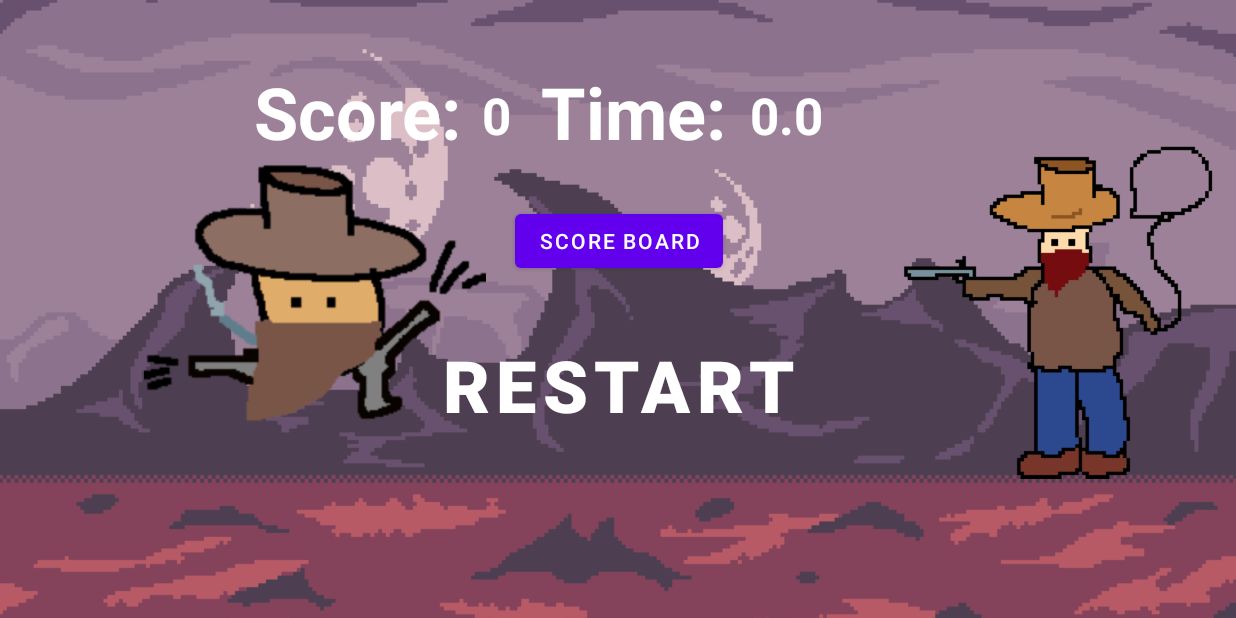
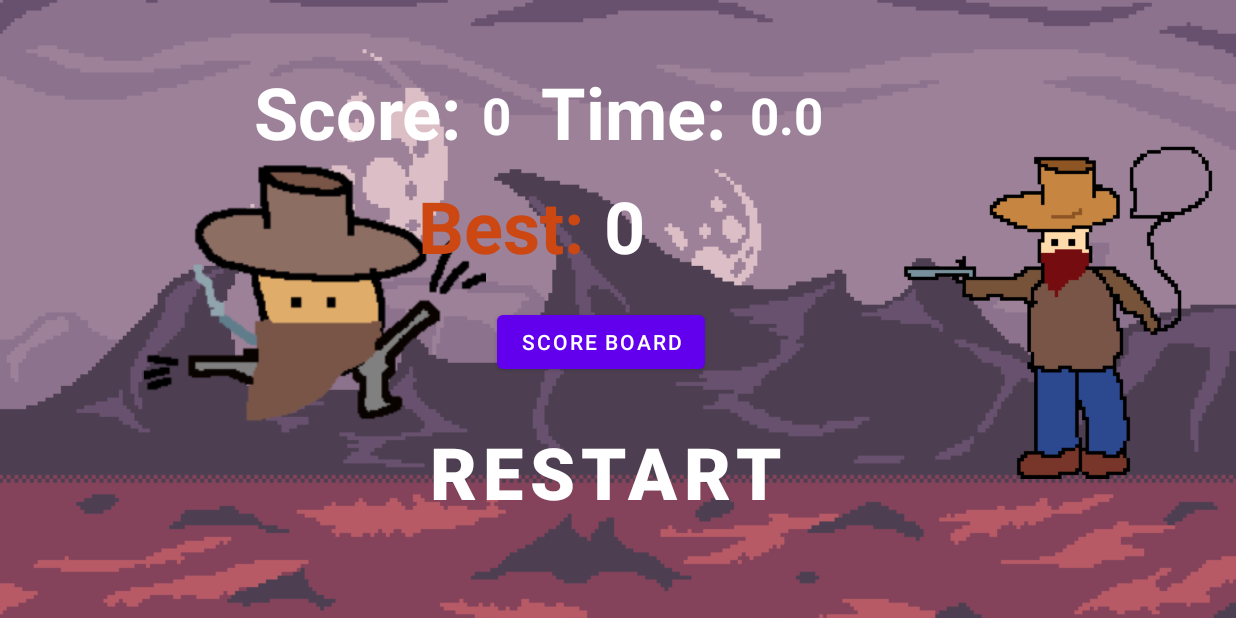
Before and after one commit to bence0614/brumbrum, an Android app: the RestartActivity screen opened directly, with no data from a screen before it, on a phone screen of 824 x 412 dp (held sideways). Run offline under Robolectric (Android 15) with nearby library versions, the phone set to English and light mode, and no system bars; 2 statements that could not run were skipped.

Commit message:
Fixing all bugs and cleaing up code

```diff
--- a/app/src/main/java/com/example/brumbrum/GameLoop.java
+++ b/app/src/main/java/com/example/brumbrum/GameLoop.java
@@ -4,6 +4,10 @@ import android.graphics.Canvas;
 import android.util.Log;
 import android.view.SurfaceHolder;
 
+/**
+ * GameLoop is responsible for looping and rendering the game
+ * Calculates the FPS, UPS and the ElapsedTime
+ */
 public class GameLoop extends  Thread{
     public static final double MAX_UPS = 30.0;
     private static final double UPS_PERIOD = 1E+3/MAX_UPS;
@@ -15,7 +19,6 @@ public class GameLoop extends  Thread{
     private double averageUPS;
     private double averageFPS;
     private double totalTime;
-    private double endTime;
 
     public GameLoop(Game game, SurfaceHolder surfaceHolder) {
         this.game = game;
@@ -80,8 +83,6 @@ public class GameLoop extends  Thread{
                         e.printStackTrace();
                     }
                 }
-
-
             }
 
             //pause game loop to not exceed target UPS
@@ -113,7 +114,6 @@ public class GameLoop extends  Thread{
                 startTime = System.currentTimeMillis();
             }
             totalTime = (double)(System.currentTimeMillis() - startedTime) /1000;
-
         }
     }
 
--- a/app/src/main/java/com/example/brumbrum/RestartActivity.java
+++ b/app/src/main/java/com/example/brumbrum/RestartActivity.java
@@ -11,9 +11,14 @@ import android.widget.TextView;
 
 import com.example.brumbrum.database.DatabaseHelper;
 
+/**
+ * The activity shown on game over
+ * Displaying the score of the game
+ * Providing the opportuniti to start a new game by pressing restart
+ */
 public class RestartActivity extends AppCompatActivity {
 
-    Button scoreboard_button;
+    private Button scoreboard_button;
     private Game game;
     private DatabaseHelper databaseHelper;
 
@@ -24,7 +29,8 @@ public class RestartActivity extends AppCompatActivity {
         databaseHelper = new DatabaseHelper(this);
         setContentView(R.layout.activity_restart);
 
-        TextView score_value, time_score_value_text;
+        //Initializing the TextViews
+        TextView score_value, time_score_value_text, best_score_value_text;
 
         score_value = (TextView)findViewById(R.id.score_value);
         score_value.setText(Integer.toString((int)databaseHelper.getLastScore()[0]));
@@ -32,6 +38,10 @@ public class RestartActivity extends AppCompatActivity {
         time_score_value_text = (TextView)findViewById(R.id.time_score_value_text);
         time_score_value_text.setText(Double.toString(databaseHelper.getLastScore()[1]));
 
+        best_score_value_text = (TextView)findViewById(R.id.score_best_value_text);
+        best_score_value_text.setText(Integer.toString(databaseHelper.getBestScore()));
+
+        //Initializing the buttons
         Button button = (Button) findViewById(R.id.satartButton);
         button.setOnClickListener(new View.OnClickListener() {
             public void onClick(View v) {
@@ -47,10 +57,9 @@ public class RestartActivity extends AppCompatActivity {
                 startActivity(intent);
             }
         });
-        //setContentView(game);
-
     }
 
+    //Override methods
     @Override
     protected void onStart() {
         super.onStart();
@@ -64,13 +73,11 @@ public class RestartActivity extends AppCompatActivity {
     protected void onPause(){
         Log.d("RestartActivity.java","onPause");
         game.pause();
-        //setContentView(R.layout.activity_main);
         super.onPause();
     }
     @Override
     protected void onStop(){
         Log.d("RestartActivity.java","onStop");
-        //setContentView(R.layout.activity_main);
         super.onStop();
     }
     @Override
@@ -78,14 +85,12 @@ public class RestartActivity extends AppCompatActivity {
         Log.d("RestartActivity.java","onDestroy");
         super.onDestroy();
     }
-
     @Override
     public void onBackPressed(){
         Intent a = new Intent(Intent.ACTION_MAIN);
         a.addCategory(Intent.CATEGORY_HOME);
         a.setFlags(Intent.FLAG_ACTIVITY_NEW_TASK);
         startActivity(a);
-
     }
 
 }
--- a/app/src/main/java/com/example/brumbrum/database/CustomAdapter.java
+++ b/app/src/main/java/com/example/brumbrum/database/CustomAdapter.java
@@ -17,6 +17,7 @@ public class CustomAdapter extends RecyclerView.Adapter<CustomAdapter.MyViewHold
 
     private Context context;
     private ArrayList<String> score_id, score_value, time_value;
+
     public CustomAdapter(Context context, ArrayList<String> score_id, ArrayList<String> score_value, ArrayList<String> time_value) {
         this.context = context;
         this.score_id = score_id;
--- a/app/src/main/java/com/example/brumbrum/database/DatabaseHelper.java
+++ b/app/src/main/java/com/example/brumbrum/database/DatabaseHelper.java
@@ -7,6 +7,11 @@ import android.database.sqlite.SQLiteDatabase;
 import android.database.sqlite.SQLiteOpenHelper;
 
 import androidx.annotation.Nullable;
+
+/**
+ * Creates the database
+ * Stores the function needed to access and modify the database
+ */
 
 public class DatabaseHelper extends SQLiteOpenHelper {
 
@@ -67,6 +72,14 @@ public class DatabaseHelper extends SQLiteOpenHelper {
         return maxid;
     }
 
+    public int getBestScore(){
+        SQLiteDatabase db=this.getReadableDatabase();
+        Cursor cursor = db.rawQuery("SELECT MAX("+COLUMN_SCORE+") FROM "+TABLE_NAME, null);
+        int maxScore = (cursor.moveToFirst() ? cursor.getInt(0) : 0);
+
+        return maxScore;
+    }
+
     public double[] getLastScore(){
         SQLiteDatabase db=this.getReadableDatabase();
         Cursor cursor = db.rawQuery("SELECT player_score, player_time FROM "+TABLE_NAME+ " WHERE _id = "+getLatIndex(), null);
@@ -78,17 +91,4 @@ public class DatabaseHelper extends SQLiteOpenHelper {
 
         return lastScore;
     }
-
-    public boolean dataAlreadyExists(double totalTime){
-        SQLiteDatabase db=this.getReadableDatabase();
-        Cursor cursor = db.rawQuery("SELECT player_time FROM "+TABLE_NAME+ " WHERE _id = "+getLatIndex(), null);
-        cursor.moveToFirst();
-
-        double time = cursor.getDouble(2);
-
-        if(time == totalTime){
-            return true;
-        }
-        return false;
-    }
 }
--- a/app/src/main/java/com/example/brumbrum/gamepanel/Performance.java
+++ b/app/src/main/java/com/example/brumbrum/gamepanel/Performance.java
@@ -8,6 +8,10 @@ import androidx.core.content.ContextCompat;
 
 import com.example.brumbrum.GameLoop;
 import com.example.brumbrum.R;
+
+/**
+ * Drawing the game perfomance details on screen
+ */
 
 public class Performance {
     private GameLoop gameLoop;
--- a/app/src/main/java/com/example/brumbrum/map/MapLayout.java
+++ b/app/src/main/java/com/example/brumbrum/map/MapLayout.java
@@ -20,7 +20,6 @@ public class MapLayout {
 
         for (int i = 0; i < NUMBER_OF_ROW_TILES; i++) {
             for (int j = 0; j < NUMBER_OF_COLUMN_TILES; j++) {
-                //layout[i][j] = rnd.nextInt(2);
                 layout[i][j] = 1;
             }
         }
--- a/app/src/main/java/com/example/brumbrum/object/Spell.java
+++ b/app/src/main/java/com/example/brumbrum/object/Spell.java
@@ -7,6 +7,9 @@ import androidx.core.content.ContextCompat;
 import com.example.brumbrum.GameLoop;
 import com.example.brumbrum.R;
 
+/**
+ * A class for the spells extends Circle class
+ */
 public class Spell extends Circle {
     public   static final double SPEED_PIXELS_PER_SECOND = 400.0;
     private  static final double MAX_SPEED = SPEED_PIXELS_PER_SECOND / GameLoop.MAX_UPS;
--- a/app/src/main/res/layout/activity_restart.xml
+++ b/app/src/main/res/layout/activity_restart.xml
@@ -11,7 +11,9 @@
         android:layout_width="match_parent"
         android:layout_height="match_parent"
         android:scaleType="centerCrop"
-        android:src="@drawable/bg" />
+        android:src="@drawable/bg"
+        tools:layout_editor_absoluteX="103dp"
+        tools:layout_editor_absoluteY="82dp" />
 
     <ImageView
         android:id="@+id/imageView3"
@@ -40,10 +42,11 @@
         android:textSize="48sp"
         android:textStyle="bold"
         app:layout_constraintBottom_toBottomOf="parent"
+        app:layout_constraintHorizontal_bias="0.485"
         app:layout_constraintLeft_toLeftOf="parent"
         app:layout_constraintRight_toRightOf="parent"
         app:layout_constraintTop_toTopOf="parent"
-        app:layout_constraintVertical_bias="0.654" />
+        app:layout_constraintVertical_bias="0.831" />
 
     <TextView
         android:id="@+id/score_text"
@@ -59,6 +62,36 @@
         app:layout_constraintRight_toRightOf="parent"
         app:layout_constraintTop_toTopOf="parent"
         app:layout_constraintVertical_bias="0.121" />
+
+    <TextView
+        android:id="@+id/score_best_text"
+        android:layout_width="wrap_content"
+        android:layout_height="wrap_content"
+        android:text="Best: "
+        android:textColor="#cc4712"
+        android:textSize="48sp"
+        android:textStyle="bold"
+        app:layout_constraintBottom_toTopOf="@+id/scoreboard_button"
+        app:layout_constraintHorizontal_bias="0.397"
+        app:layout_constraintLeft_toLeftOf="parent"
+        app:layout_constraintRight_toRightOf="parent"
+        app:layout_constraintTop_toBottomOf="@+id/time_score_text"
+        app:layout_constraintVertical_bias="0.348" />
+
+    <TextView
+        android:id="@+id/score_best_value_text"
+        android:layout_width="wrap_content"
+        android:layout_height="wrap_content"
+        android:layout_marginStart="1dp"
+        android:text="10 "
+        android:textColor="#ffffff"
+        android:textSize="48sp"
+        android:textStyle="bold"
+        app:layout_constraintBottom_toTopOf="@+id/scoreboard_button"
+        app:layout_constraintLeft_toLeftOf="parent"
+        app:layout_constraintStart_toEndOf="@+id/score_best_text"
+        app:layout_constraintTop_toBottomOf="@+id/time_score_text"
+        app:layout_constraintVertical_bias="0.352" />
 
     <TextView
         android:id="@+id/score_value"
@@ -115,8 +148,10 @@
         android:text="Score Board"
         app:layout_constraintBottom_toTopOf="@+id/satartButton"
         app:layout_constraintEnd_toEndOf="@+id/satartButton"
+        app:layout_constraintHorizontal_bias="0.474"
         app:layout_constraintStart_toStartOf="@+id/satartButton"
-        app:layout_constraintTop_toBottomOf="@+id/time_score_text" />
+        app:layout_constraintTop_toBottomOf="@+id/time_score_text"
+        app:layout_constraintVertical_bias="1.0" />
 
 
 </androidx.constraintlayout.widget.ConstraintLayout>
```
Also changed, not shown: app/src/main/java/com/example/brumbrum/DatabaseMain.java (+6 -1 lines), app/src/main/java/com/example/brumbrum/Game.java (+30 -56 lines), app/src/main/java/com/example/brumbrum/GameOver.java (renamed from app/src/main/java/com/example/brumbrum/gamepanel/GameOver.java, +2 -21 lines), app/src/main/java/com/example/brumbrum/MainActivity.java (+7 -31 lines).
